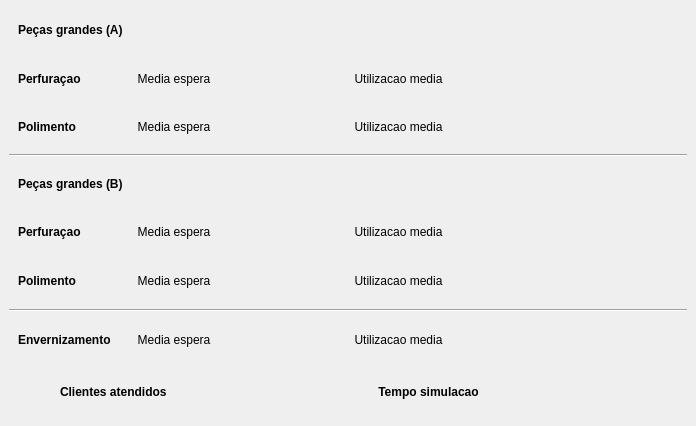
Before: the Qt Designer form outputWindow.ui in Goamaral/SCC, drawn with Qt 5.
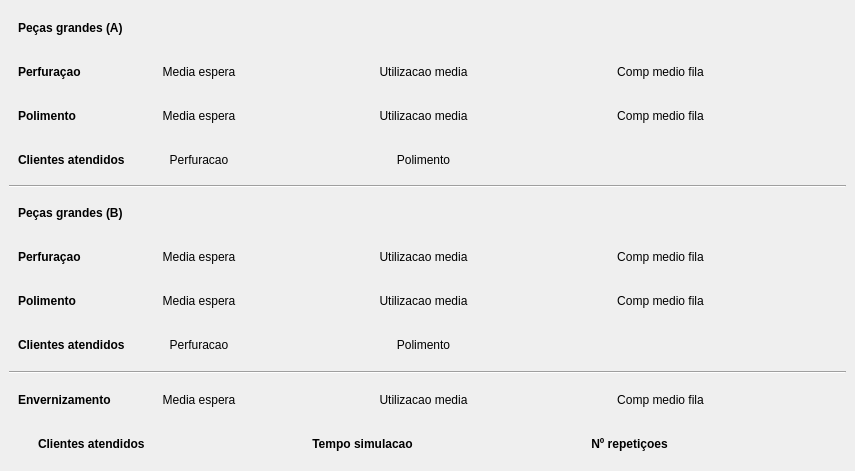
After: the same form once the commit is applied.

Commit message: Added extra info to output gui

What changed in the file:
```diff
--- a/outputWindow.ui
+++ b/outputWindow.ui
@@ -6,8 +6,8 @@
    <rect>
     <x>0</x>
     <y>0</y>
-    <width>696</width>
-    <height>426</height>
+    <width>855</width>
+    <height>471</height>
    </rect>
   </property>
   <property name="windowTitle">
@@ -95,7 +95,7 @@
           <widget class="QLabel" name="nameLabel_7">
            <property name="minimumSize">
             <size>
-             <width>100</width>
+             <width>125</width>
              <height>0</height>
             </size>
            </property>
@@ -231,6 +231,62 @@
            </property>
           </widget>
          </item>
+         <item>
+          <widget class="QLabel" name="nameLabel_13">
+           <property name="minimumSize">
+            <size>
+             <width>125</width>
+             <height>0</height>
+            </size>
+           </property>
+           <property name="maximumSize">
+            <size>
+             <width>125</width>
+             <height>16777215</height>
+            </size>
+           </property>
+           <property name="font">
+            <font>
+             <weight>50</weight>
+             <bold>false</bold>
+            </font>
+           </property>
+           <property name="text">
+            <string>Comp medio fila</string>
+           </property>
+           <property name="alignment">
+            <set>Qt::AlignCenter</set>
+           </property>
+          </widget>
+         </item>
+         <item>
+          <widget class="QLabel" name="compPerfuracaoA">
+           <property name="minimumSize">
+            <size>
+             <width>100</width>
+             <height>0</height>
+            </size>
+           </property>
+           <property name="maximumSize">
+            <size>
+             <width>100</width>
+             <height>16777215</height>
+            </size>
+           </property>
+           <property name="font">
+            <font>
+             <weight>50</weight>
+             <bold>false</bold>
+            </font>
+           </property>
+           <property name="text">
+            <string/>
+           </property>
+           <property name="alignment">
+            <set>Qt::AlignCenter</set>
+           </property>
+          </widget>
+         </item>
          <item>
           <spacer name="horizontalSpacer_7">
            <property name="orientation">
@@ -266,7 +322,7 @@
           <widget class="QLabel" name="nameLabel_11">
            <property name="minimumSize">
             <size>
-             <width>100</width>
+             <width>125</width>
              <height>0</height>
             </size>
            </property>
@@ -402,6 +458,62 @@
            </property>
           </widget>
          </item>
+         <item>
+          <widget class="QLabel" name="nameLabel_15">
+           <property name="minimumSize">
+            <size>
+             <width>125</width>
+             <height>0</height>
+            </size>
+           </property>
+           <property name="maximumSize">
+            <size>
+             <width>125</width>
+             <height>16777215</height>
+            </size>
+           </property>
+           <property name="font">
+            <font>
+             <weight>50</weight>
+             <bold>false</bold>
+            </font>
+           </property>
+           <property name="text">
+            <string>Comp medio fila</string>
+           </property>
+           <property name="alignment">
+            <set>Qt::AlignCenter</set>
+           </property>
+          </widget>
+         </item>
+         <item>
+          <widget class="QLabel" name="compPolimentoA">
+           <property name="minimumSize">
+            <size>
+             <width>100</width>
+             <height>0</height>
+            </size>
+           </property>
+           <property name="maximumSize">
+            <size>
+             <width>100</width>
+             <height>16777215</height>
+            </size>
+           </property>
+           <property name="font">
+            <font>
+             <weight>50</weight>
+             <bold>false</bold>
+            </font>
+           </property>
+           <property name="text">
+            <string/>
+           </property>
+           <property name="alignment">
+            <set>Qt::AlignCenter</set>
+           </property>
+          </widget>
+         </item>
          <item>
           <spacer name="horizontalSpacer_8">
            <property name="orientation">
@@ -418,6 +530,177 @@
         </layout>
        </widget>
       </item>
+      <item>
+       <widget class="QWidget" name="listItem_10" native="true">
+        <property name="minimumSize">
+         <size>
+          <width>0</width>
+          <height>0</height>
+         </size>
+        </property>
+        <property name="maximumSize">
+         <size>
+          <width>10000</width>
+          <height>100</height>
+         </size>
+        </property>
+        <layout class="QHBoxLayout" name="horizontalLayout_9">
+         <item>
+          <widget class="QLabel" name="nameLabel_24">
+           <property name="minimumSize">
+            <size>
+             <width>125</width>
+             <height>0</height>
+            </size>
+           </property>
+           <property name="maximumSize">
+            <size>
+             <width>125</width>
+             <height>16777215</height>
+            </size>
+           </property>
+           <property name="font">
+            <font>
+             <weight>75</weight>
+             <bold>true</bold>
+            </font>
+           </property>
+           <property name="text">
+            <string>Clientes atendidos</string>
+           </property>
+           <property name="alignment">
+            <set>Qt::AlignLeading|Qt::AlignLeft|Qt::AlignVCenter</set>
+           </property>
+          </widget>
+         </item>
+         <item>
+          <widget class="QLabel" name="nameLabel_25">
+           <property name="minimumSize">
+            <size>
+             <width>100</width>
+             <height>0</height>
+            </size>
+           </property>
+           <property name="maximumSize">
+            <size>
+             <width>100</width>
+             <height>16777215</height>
+            </size>
+           </property>
+           <property name="font">
+            <font>
+             <weight>50</weight>
+             <bold>false</bold>
+            </font>
+           </property>
+           <property name="text">
+            <string>Perfuracao</string>
+           </property>
+           <property name="alignment">
+            <set>Qt::AlignCenter</set>
+           </property>
+          </widget>
+         </item>
+         <item>
+          <widget class="QLabel" name="atendidosPerfuracaoA">
+           <property name="minimumSize">
+            <size>
+             <width>100</width>
+             <height>0</height>
+            </size>
+           </property>
+           <property name="maximumSize">
+            <size>
+             <width>100</width>
+             <height>16777215</height>
+            </size>
+           </property>
+           <property name="font">
+            <font>
+             <weight>50</weight>
+             <bold>false</bold>
+            </font>
+           </property>
+           <property name="text">
+            <string/>
+           </property>
+           <property name="alignment">
+            <set>Qt::AlignCenter</set>
+           </property>
+          </widget>
+         </item>
+         <item>
+          <widget class="QLabel" name="nameLabel_26">
+           <property name="minimumSize">
+            <size>
+             <width>125</width>
+             <height>0</height>
+            </size>
+           </property>
+           <property name="maximumSize">
+            <size>
+             <width>125</width>
+             <height>16777215</height>
+            </size>
+           </property>
+           <property name="font">
+            <font>
+             <weight>50</weight>
+             <bold>false</bold>
+            </font>
+           </property>
+           <property name="text">
+            <string>Polimento</string>
+           </property>
+           <property name="alignment">
+            <set>Qt::AlignCenter</set>
+           </property>
+          </widget>
+         </item>
+         <item>
+          <widget class="QLabel" name="atendidosPolimentoA">
+           <property name="minimumSize">
+            <size>
+             <width>100</width>
+             <height>0</height>
+            </size>
+           </property>
+           <property name="maximumSize">
+            <size>
+             <width>100</width>
+             <height>16777215</height>
+            </size>
+           </property>
+           <property name="font">
+            <font>
+             <weight>50</weight>
+             <bold>false</bold>
+            </font>
+           </property>
+           <property name="text">
+            <string/>
+           </property>
+           <property name="alignment">
+            <set>Qt::AlignCenter</set>
+           </property>
+          </widget>
+         </item>
+         <item>
+          <spacer name="horizontalSpacer_9">
+           <property name="orientation">
+            <enum>Qt::Horizontal</enum>
+           </property>
+           <property name="sizeHint" stdset="0">
+            <size>
+             <width>40</width>
+             <height>20</height>
+            </size>
+           </property>
+          </spacer>
+         </item>
+        </layout>
+       </widget>
+      </item>
       <item>
        <widget class="Line" name="line_2">
         <property name="minimumSize">
@@ -515,13 +798,13 @@
           <widget class="QLabel" name="nameLabel_36">
            <property name="minimumSize">
             <size>
-             <width>100</width>
+             <width>125</width>
              <height>0</height>
             </size>
            </property>
            <property name="maximumSize">
             <size>
-             <width>100</width>
+             <width>125</width>
              <height>16777215</height>
             </size>
            </property>
@@ -651,6 +934,62 @@
            </property>
           </widget>
          </item>
+         <item>
+          <widget class="QLabel" name="nameLabel_16">
+           <property name="minimumSize">
+            <size>
+             <width>125</width>
+             <height>0</height>
+            </size>
+           </property>
+           <property name="maximumSize">
+            <size>
+             <width>125</width>
+             <height>16777215</height>
+            </size>
+           </property>
+           <property name="font">
+            <font>
+             <weight>50</weight>
+             <bold>false</bold>
+            </font>
+           </property>
+           <property name="text">
+            <string>Comp medio fila</string>
+           </property>
+           <property name="alignment">
+            <set>Qt::AlignCenter</set>
+           </property>
+          </widget>
+         </item>
+         <item>
+          <widget class="QLabel" name="compPerfuracaoB">
+           <property name="minimumSize">
+            <size>
+             <width>100</width>
+             <height>0</height>
+            </size>
+           </property>
+           <property name="maximumSize">
+            <size>
+             <width>100</width>
+             <height>16777215</height>
+            </size>
+           </property>
+           <property name="font">
+            <font>
+             <weight>50</weight>
+             <bold>false</bold>
+            </font>
+           </property>
+           <property name="text">
+            <string/>
+           </property>
+           <property name="alignment">
+            <set>Qt::AlignCenter</set>
+           </property>
+          </widget>
+         </item>
          <item>
           <spacer name="horizontalSpacer_13">
            <property name="orientation">
@@ -686,13 +1025,13 @@
           <widget class="QLabel" name="nameLabel_19">
            <property name="minimumSize">
             <size>
-             <width>100</width>
+             <width>125</width>
              <height>0</height>
             </size>
            </property>
            <property name="maximumSize">
             <size>
-             <width>100</width>
+             <width>125</width>
              <height>16777215</height>
             </size>
            </property>
@@ -822,6 +1161,62 @@
            </property>
           </widget>
          </item>
+         <item>
+          <widget class="QLabel" name="nameLabel_17">
+           <property name="minimumSize">
+            <size>
+             <width>125</width>
+             <height>0</height>
+            </size>
+           </property>
+           <property name="maximumSize">
+            <size>
+             <width>125</width>
+             <height>16777215</height>
+            </size>
+           </property>
+           <property name="font">
+            <font>
+             <weight>50</weight>
+             <bold>false</bold>
+            </font>
+           </property>
+           <property name="text">
+            <string>Comp medio fila</string>
+           </property>
+           <property name="alignment">
+            <set>Qt::AlignCenter</set>
+           </property>
+          </widget>
+         </item>
+         <item>
+          <widget class="QLabel" name="compPolimentoB">
+           <property name="minimumSize">
+            <size>
+             <width>100</width>
+             <height>0</height>
+            </size>
+           </property>
+           <property name="maximumSize">
+            <size>
+             <width>100</width>
+             <height>16777215</height>
+            </size>
+           </property>
+           <property name="font">
+            <font>
+             <weight>50</weight>
+             <bold>false</bold>
+            </font>
+           </property>
+           <property name="text">
+            <string/>
+           </property>
+           <property name="alignment">
+            <set>Qt::AlignCenter</set>
+           </property>
+          </widget>
+         </item>
          <item>
           <spacer name="horizontalSpacer_10">
            <property name="orientation">
@@ -838,6 +1233,177 @@
         </layout>
        </widget>
       </item>
+      <item>
+       <widget class="QWidget" name="listItem_12" native="true">
+        <property name="minimumSize">
+         <size>
+          <width>0</width>
+          <height>0</height>
+         </size>
+        </property>
+        <property name="maximumSize">
+         <size>
+          <width>10000</width>
+          <height>100</height>
+         </size>
+        </property>
+        <layout class="QHBoxLayout" name="horizontalLayout_14">
+         <item>
+          <widget class="QLabel" name="nameLabel_32">
+           <property name="minimumSize">
+            <size>
+             <width>125</width>
+             <height>0</height>
+            </size>
+           </property>
+           <property name="maximumSize">
+            <size>
+             <width>125</width>
+             <height>16777215</height>
+            </size>
+           </property>
+           <property name="font">
+            <font>
+             <weight>75</weight>
+             <bold>true</bold>
+            </font>
+           </property>
+           <property name="text">
+            <string>Clientes atendidos</string>
+           </property>
+           <property name="alignment">
+            <set>Qt::AlignLeading|Qt::AlignLeft|Qt::AlignVCenter</set>
+           </property>
+          </widget>
+         </item>
+         <item>
+          <widget class="QLabel" name="nameLabel_33">
+           <property name="minimumSize">
+            <size>
+             <width>100</width>
+             <height>0</height>
+            </size>
+           </property>
+           <property name="maximumSize">
+            <size>
+             <width>100</width>
+             <height>16777215</height>
+            </size>
+           </property>
+           <property name="font">
+            <font>
+             <weight>50</weight>
+             <bold>false</bold>
+            </font>
+           </property>
+           <property name="text">
+            <string>Perfuracao</string>
+           </property>
+           <property name="alignment">
+            <set>Qt::AlignCenter</set>
+           </property>
+          </widget>
+         </item>
+         <item>
+          <widget class="QLabel" name="atendidosPerfuracaoB">
+           <property name="minimumSize">
+            <size>
+             <width>100</width>
+             <height>0</height>
+            </size>
+           </property>
+           <property name="maximumSize">
+            <size>
+             <width>100</width>
+             <height>16777215</height>
+            </size>
+           </property>
+           <property name="font">
+            <font>
+             <weight>50</weight>
+             <bold>false</bold>
+            </font>
+           </property>
+           <property name="text">
+            <string/>
+           </property>
+           <property name="alignment">
+            <set>Qt::AlignCenter</set>
+           </property>
+          </widget>
+         </item>
+         <item>
+          <widget class="QLabel" name="nameLabel_34">
+           <property name="minimumSize">
+            <size>
+             <width>125</width>
+             <height>0</height>
+            </size>
+           </property>
+           <property name="maximumSize">
+            <size>
+             <width>125</width>
+             <height>16777215</height>
+            </size>
+           </property>
+           <property name="font">
+            <font>
+             <weight>50</weight>
+             <bold>false</bold>
+            </font>
+           </property>
+           <property name="text">
+            <string>Polimento</string>
+           </property>
+           <property name="alignment">
+            <set>Qt::AlignCenter</set>
+           </property>
+          </widget>
+         </item>
+         <item>
+          <widget class="QLabel" name="atendidosPolimentoB">
+           <property name="minimumSize">
+            <size>
+             <width>100</width>
+             <height>0</height>
+            </size>
+           </property>
+           <property name="maximumSize">
+            <size>
+             <width>100</width>
+             <height>16777215</height>
+            </size>
+           </property>
+           <property name="font">
+            <font>
+             <weight>50</weight>
+             <bold>false</bold>
+            </font>
+           </property>
+           <property name="text">
+            <string/>
+           </property>
+           <property name="alignment">
+            <set>Qt::AlignCenter</set>
+           </property>
+          </widget>
+         </item>
+         <item>
+          <spacer name="horizontalSpacer_14">
+           <property name="orientation">
+            <enum>Qt::Horizontal</enum>
+           </property>
+           <property name="sizeHint" stdset="0">
+            <size>
+             <width>40</width>
+             <height>20</height>
+            </size>
+           </property>
+          </spacer>
+         </item>
+        </layout>
+       </widget>
+      </item>
       <item>
        <widget class="Line" name="line">
         <property name="minimumSize">
@@ -870,13 +1436,13 @@
           <widget class="QLabel" name="nameLabel_23">
            <property name="minimumSize">
             <size>
-             <width>100</width>
+             <width>125</width>
              <height>0</height>
             </size>
            </property>
            <property name="maximumSize">
             <size>
-             <width>100</width>
+             <width>125</width>
              <height>16777215</height>
             </size>
            </property>
@@ -1006,6 +1572,62 @@
            </property>
           </widget>
          </item>
+         <item>
+          <widget class="QLabel" name="nameLabel_18">
+           <property name="minimumSize">
+            <size>
+             <width>125</width>
+             <height>0</height>
+            </size>
+           </property>
+           <property name="maximumSize">
+            <size>
+             <width>125</width>
+             <height>16777215</height>
+            </size>
+           </property>
+           <property name="font">
+            <font>
+             <weight>50</weight>
+             <bold>false</bold>
+            </font>
+           </property>
+           <property name="text">
+            <string>Comp medio fila</string>
+           </property>
+           <property name="alignment">
+            <set>Qt::AlignCenter</set>
+           </property>
+          </widget>
+         </item>
+         <item>
+          <widget class="QLabel" name="compEnvernizamento">
+           <property name="minimumSize">
+            <size>
+             <width>100</width>
+             <height>0</height>
+            </size>
+           </property>
+           <property name="maximumSize">
+            <size>
+             <width>100</width>
+             <height>16777215</height>
+            </size>
+           </property>
+           <property name="font">
+            <font>
+             <weight>50</weight>
+             <bold>false</bold>
+            </font>
+           </property>
+           <property name="text">
+            <string/>
+           </property>
+           <property name="alignment">
+            <set>Qt::AlignCenter</set>
+           </property>
+          </widget>
+         </item>
          <item>
           <spacer name="horizontalSpacer_12">
            <property name="orientation">
@@ -1145,6 +1767,62 @@
          </property>
         </widget>
        </item>
+       <item>
+        <widget class="QLabel" name="nameLabel_35">
+         <property name="minimumSize">
+          <size>
+           <width>115</width>
+           <height>0</height>
+          </size>
+         </property>
+         <property name="maximumSize">
+          <size>
+           <width>115</width>
+           <height>16777215</height>
+          </size>
+         </property>
+         <property name="font">
+          <font>
+           <weight>75</weight>
+           <bold>true</bold>
+          </font>
+         </property>
+         <property name="text">
+          <string>Nº repetiçoes</string>
+         </property>
+         <property name="alignment">
+          <set>Qt::AlignCenter</set>
+         </property>
+        </widget>
+       </item>
+       <item>
+        <widget class="QLabel" name="nRepeticoes">
+         <property name="minimumSize">
+          <size>
+           <width>100</width>
+           <height>0</height>
+          </size>
+         </property>
+         <property name="maximumSize">
+          <size>
+           <width>100</width>
+           <height>16777215</height>
+          </size>
+         </property>
+         <property name="font">
+          <font>
+           <weight>50</weight>
+           <bold>false</bold>
+          </font>
+         </property>
+         <property name="text">
+          <string/>
+         </property>
+         <property name="alignment">
+          <set>Qt::AlignCenter</set>
+         </property>
+        </widget>
+       </item>
       </layout>
      </widget>
     </item>
```
The commit also changes 4 other files.
